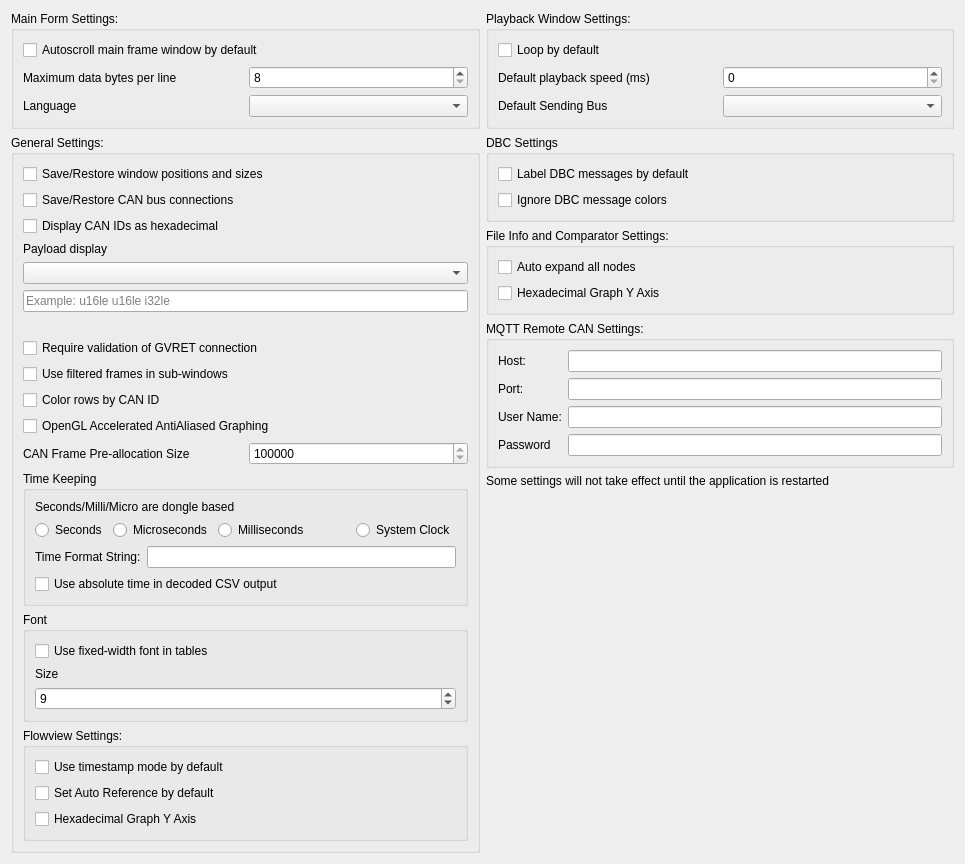
Qt form ui/mainsettingsdialog.ui (jakebierman/SavvyCAN) before a commit.
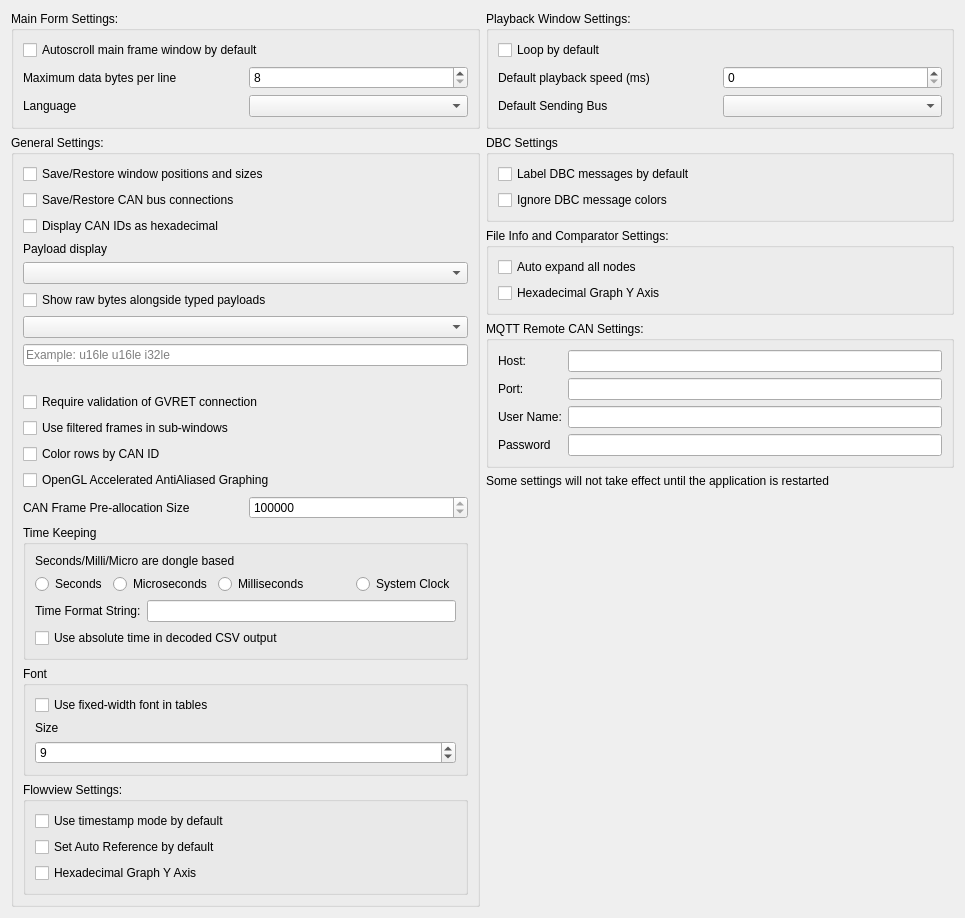
The same form after that commit.

```diff
--- a/ui/mainsettingsdialog.ui
+++ b/ui/mainsettingsdialog.ui
@@ -109,6 +109,16 @@
           <item>
            <widget class="QComboBox" name="comboPayloadDisplay"/>
           </item>
+          <item>
+           <widget class="QCheckBox" name="cbShowRawPayload">
+            <property name="text">
+             <string>Show raw bytes alongside typed payloads</string>
+            </property>
+           </widget>
+          </item>
+          <item>
+           <widget class="QComboBox" name="comboPayloadDockPosition"/>
+          </item>
           <item>
            <widget class="QLineEdit" name="linePayloadFormat">
             <property name="placeholderText">
```
